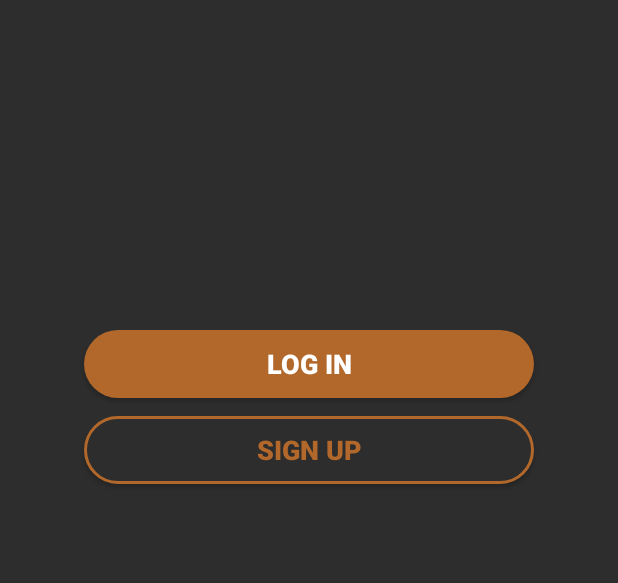
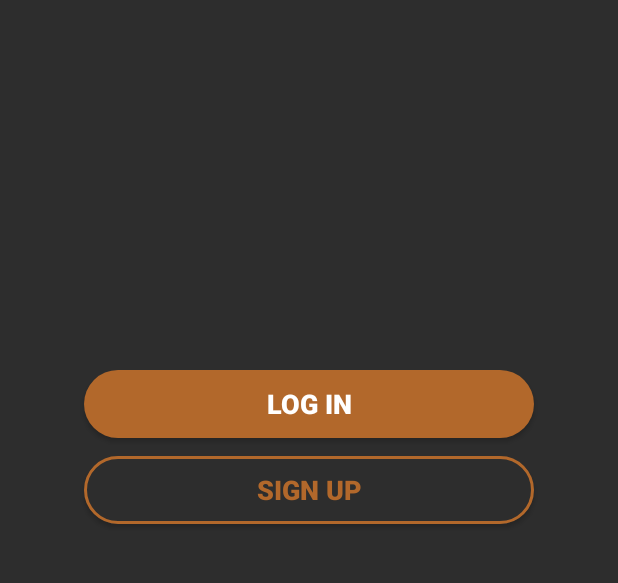
Before and after one commit to amtayabas/kotlin-masters, an Android app: the LandingActivity screen opened directly, with no data from a screen before it, on a phone screen of 412 x 824 dp, the part 606-1189 px from its top. Run offline under Robolectric (Android 15) with nearby library versions, the phone set to English and light mode, and no system bars.

Commit message:
Added guideline for login button

```diff
--- a/app/src/main/res/layout/activity_landing.xml
+++ b/app/src/main/res/layout/activity_landing.xml
@@ -35,6 +35,13 @@
         app:layout_constraintGuide_percent=".49"/>
 
     <androidx.constraintlayout.widget.Guideline
+        android:id="@+id/glMiddle"
+        android:layout_width="wrap_content"
+        android:layout_height="wrap_content"
+        android:orientation="horizontal"
+        app:layout_constraintGuide_percent=".79"/>
+
+    <androidx.constraintlayout.widget.Guideline
         android:id="@+id/glBottom"
         android:layout_width="wrap_content"
         android:layout_height="wrap_content"
@@ -55,7 +62,6 @@
         android:id="@+id/btnLogin"
         android:layout_width="300dp"
         android:layout_height="45dp"
-        android:layout_marginTop="220dp"
         android:background="@drawable/bg_login"
         android:text="@string/log_in"
         android:textSize="18sp"
@@ -64,7 +70,7 @@
         app:layout_constraintEnd_toEndOf="@id/glLogoEnd"
         app:layout_constraintHorizontal_bias="0.504"
         app:layout_constraintStart_toStartOf="@id/glLogoStart"
-        app:layout_constraintTop_toBottomOf="@+id/ivLogo" />
+        app:layout_constraintTop_toBottomOf="@+id/glMiddle" />
 
     <androidx.appcompat.widget.AppCompatButton
         android:id="@+id/btnSignup"
```
